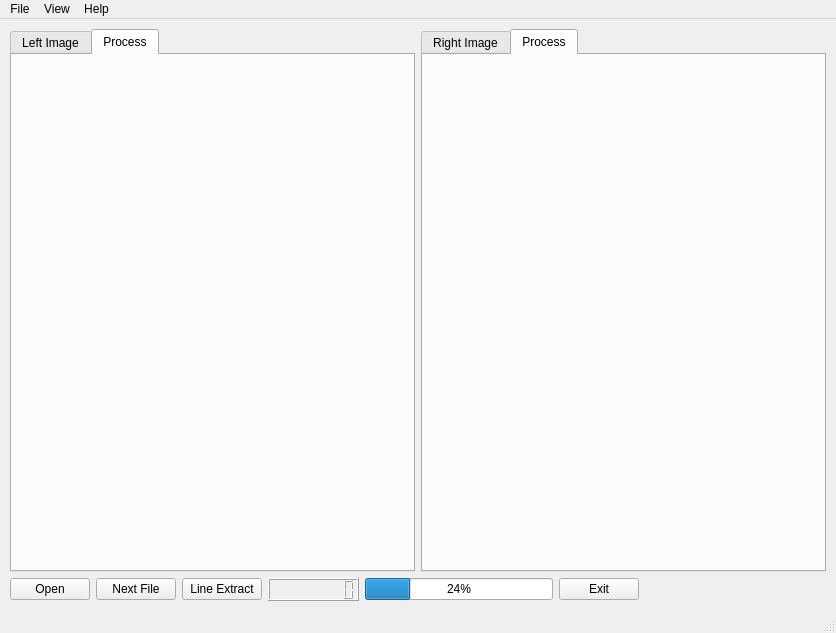
Old version of the form python_src/30_tensor_flow_ex/ex02_bin/QtLineExtractor.ui in the repository openvisual/open-visual-machine-learning.
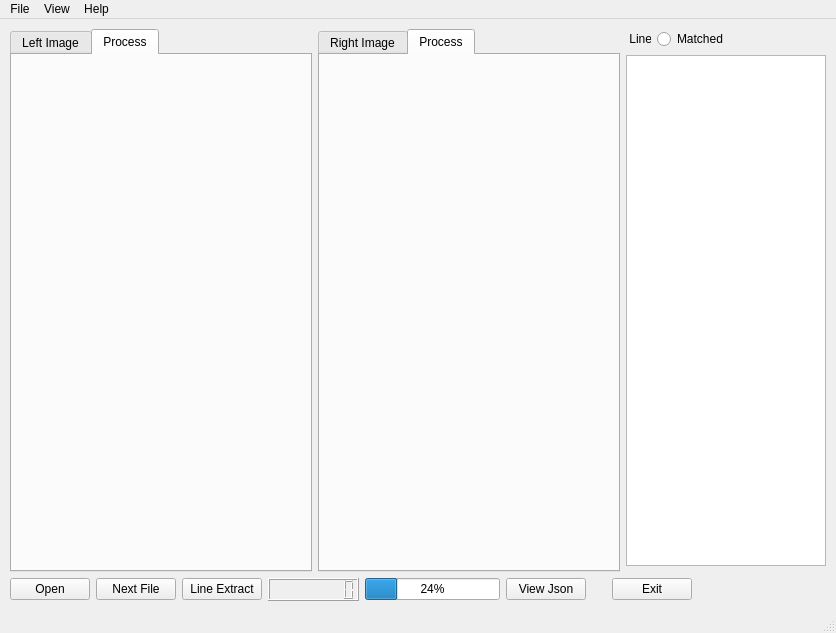
New version of the form. Icons and pictures are not drawn.

Commit message: UI 라인테이블뷰 추가

Diff of the .ui file:
```diff
--- a/python_src/30_tensor_flow_ex/ex02_bin/QtLineExtractor.ui
+++ b/python_src/30_tensor_flow_ex/ex02_bin/QtLineExtractor.ui
@@ -18,7 +18,7 @@
     <normaloff>:/window/TheOneTechLogo_01.png</normaloff>:/window/TheOneTechLogo_01.png</iconset>
   </property>
   <widget class="QWidget" name="centralwidget">
-   <layout class="QGridLayout" name="gridLayout_2">
+   <layout class="QGridLayout" name="gridLayout">
     <property name="leftMargin">
      <number>10</number>
     </property>
@@ -31,9 +31,9 @@
     <property name="bottomMargin">
      <number>10</number>
     </property>
-    <item row="0" column="0">
-     <layout class="QGridLayout" name="gridLayout">
-      <item row="0" column="0">
+    <item row="0" column="0" rowspan="3">
+     <layout class="QHBoxLayout" name="horizontalLayout_2">
+      <item>
        <widget class="QTabWidget" name="tabWidgetLeft">
         <property name="currentIndex">
          <number>1</number>
@@ -51,7 +51,7 @@
         </widget>
        </widget>
       </item>
-      <item row="0" column="1">
+      <item>
        <widget class="QTabWidget" name="tabWidgetRight">
         <property name="currentIndex">
          <number>1</number>
@@ -70,7 +70,31 @@
       </item>
      </layout>
     </item>
-    <item row="1" column="0">
+    <item row="0" column="1">
+     <layout class="QHBoxLayout" name="horizontalLayout_3">
+      <item>
+       <widget class="QLabel" name="label">
+        <property name="maximumSize">
+         <size>
+          <width>25</width>
+          <height>16777215</height>
+         </size>
+        </property>
+        <property name="text">
+         <string> Line</string>
+        </property>
+       </widget>
+      </item>
+      <item>
+       <widget class="QRadioButton" name="radioButton">
+        <property name="text">
+         <string>Matched</string>
+        </property>
+       </widget>
+      </item>
+     </layout>
+    </item>
+    <item row="3" column="0" colspan="2">
      <layout class="QHBoxLayout" name="horizontalLayout">
       <item>
        <widget class="QPushButton" name="openBtn">
@@ -110,6 +134,20 @@
         </property>
        </widget>
       </item>
+      <item>
+       <widget class="QPushButton" name="viewJson">
+        <property name="text">
+         <string>View Json</string>
+        </property>
+       </widget>
+      </item>
+      <item>
+       <widget class="QLabel" name="label_2">
+        <property name="text">
+         <string>    </string>
+        </property>
+       </widget>
+      </item>
       <item>
        <widget class="QPushButton" name="exitBtn">
         <property name="text">
@@ -132,6 +170,16 @@
       </item>
      </layout>
     </item>
+    <item row="1" column="1">
+     <widget class="QTableView" name="lineTableView">
+      <property name="maximumSize">
+       <size>
+        <width>200</width>
+        <height>16777215</height>
+       </size>
+      </property>
+     </widget>
+    </item>
    </layout>
   </widget>
   <widget class="QMenuBar" name="menubar">
```
The commit also changes 2 other files.
